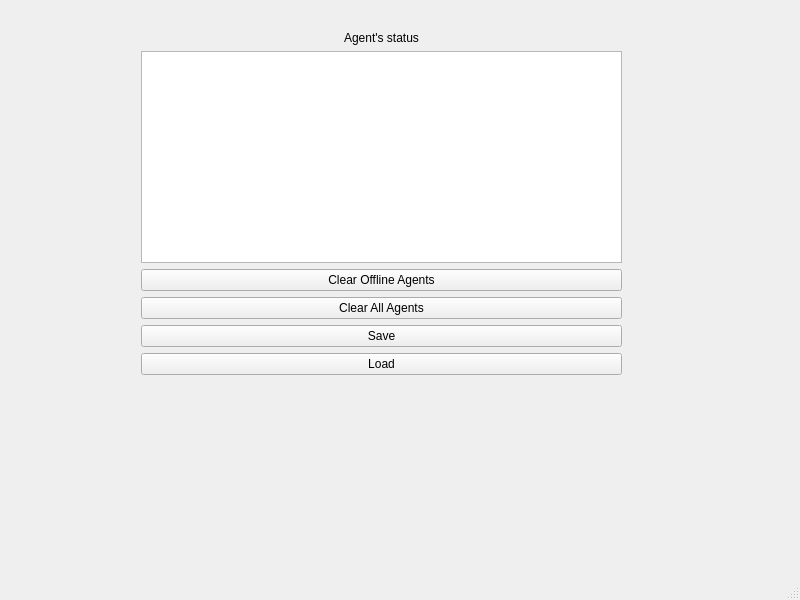
The window that mainwindow.ui (safa-banak/ServerMonitorUI) describes before a commit, drawn with Qt 5.
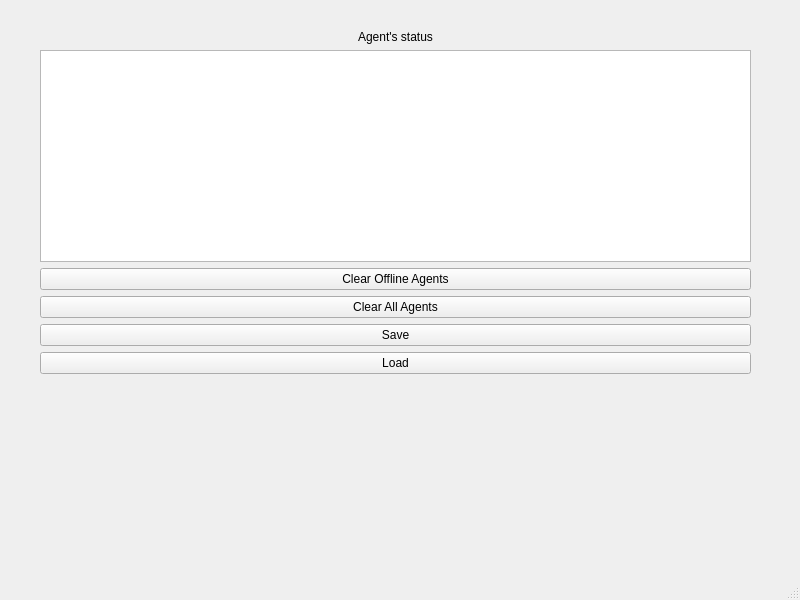
The same window after the commit.

Commit message: Add Elapsed column with relative time display

Diff of the .ui file:
```diff
--- a/mainwindow.ui
+++ b/mainwindow.ui
@@ -17,9 +17,9 @@
    <widget class="QWidget" name="layoutWidget">
     <property name="geometry">
      <rect>
-      <x>141</x>
-      <y>31</y>
-      <width>481</width>
+      <x>40</x>
+      <y>30</y>
+      <width>711</width>
       <height>344</height>
      </rect>
     </property>
```
The commit also changes 2 other files.
